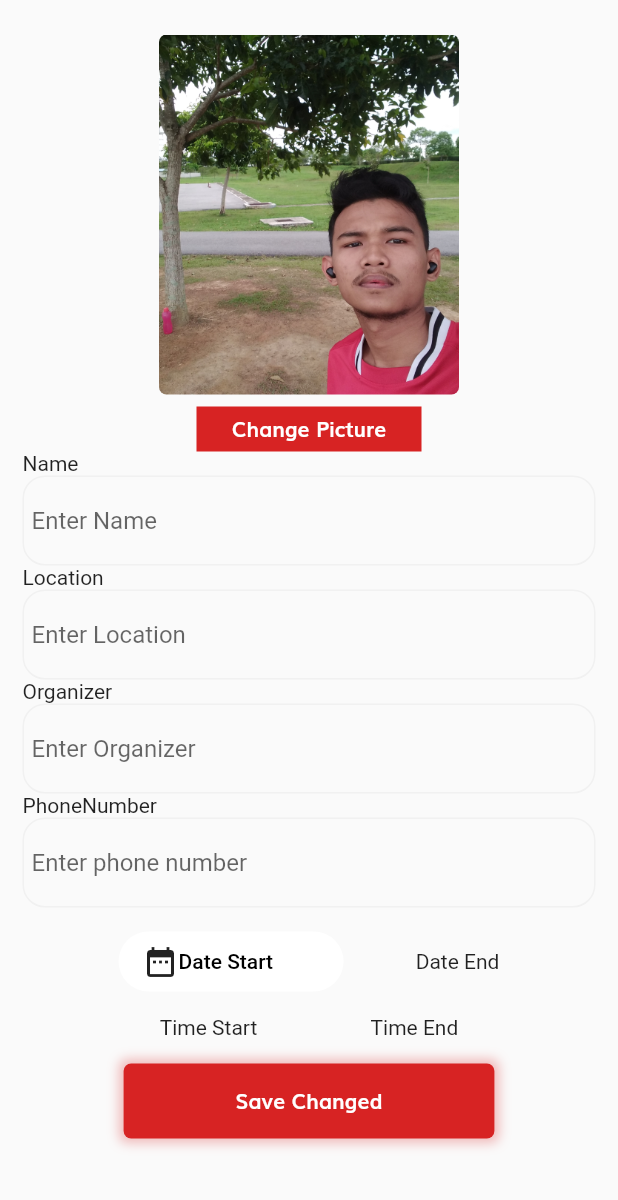
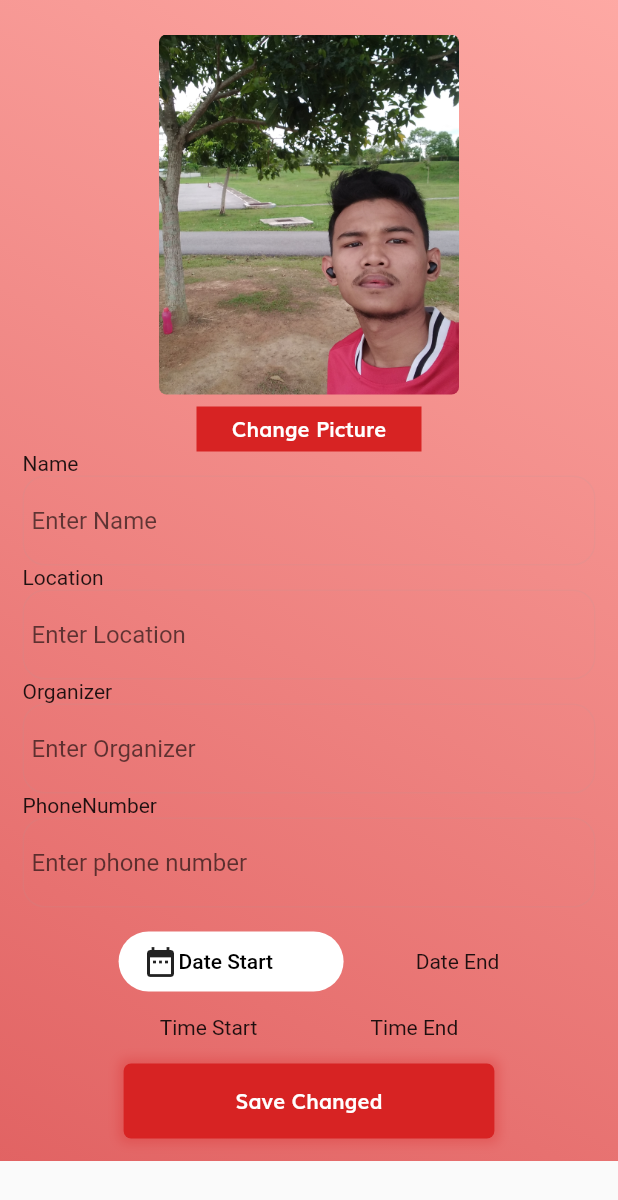
Before and after one commit to Firzan97/Blood-Donation-using-geolocation-and-rule-based-algorithm-, a Flutter app: the EditEvent screen opened directly, on a phone screen of 412 x 824 dp. Shown: the top 1200 px of the screen. Run offline on Flutter 3.47's test engine with Material 2 defaults, Android fonts, the phone set to English and light mode, and no system bars; our stand-ins replace curved_navigation_bar, firebase_messaging, flutter_datetime_picker, flutter_svg, font_awesome_flutter, geolocator and 8 more; missing offline and left inert: adhara_socket_io, geocoder; accounts and stored records are empty; generated files the repository leaves out were written again.

```diff
--- a/lib/event/edit_event.dart
+++ b/lib/event/edit_event.dart
@@ -22,6 +22,13 @@ class _EditEventState extends State<EditEvent> {
     Size size = MediaQuery.of(context).size;
     return Scaffold(
         body: Container(
+          decoration: BoxDecoration(
+            gradient: LinearGradient(
+                begin: Alignment.topRight,
+                end: Alignment.bottomLeft,
+                colors: [kGradient1.withOpacity(0.7), kGradient2.withOpacity(0.7)]),
+
+          ),
           child: SingleChildScrollView(
             child: Padding(
               padding: const EdgeInsets.all(15.0),
--- a/lib/profile/edit_profile.dart
+++ b/lib/profile/edit_profile.dart
@@ -55,7 +55,7 @@ class _EditProfileState extends State<EditProfile> {
       _image = File(pickedFile.path);
       tmpFile = _image;
       base64Image = base64Encode(tmpFile.readAsBytesSync());
-      uploadEndPoint = "http://192.168.1.10:8000/api/user/${user['_id']}";
+      uploadEndPoint = "http://laraveleasyblood-env.eba-kezjpqpc.ap-southeast-1.elasticbeanstalk.com/api/user/${user['_id']}";
     });
     print(base64Image);
   }
@@ -67,7 +67,7 @@ class _EditProfileState extends State<EditProfile> {
       _image = File(pickedFile.path);
       tmpFile = _image;
       base64Image = base64Encode(tmpFile.readAsBytesSync());
-      uploadEndPoint = "http://192.168.1.10:8000/api/user/${user['_id']}";
+      uploadEndPoint = "http://laraveleasyblood-env.eba-kezjpqpc.ap-southeast-1.elasticbeanstalk.com/api/user/${user['_id']}";
     });
     print(base64Image);
   }
@@ -121,7 +121,7 @@ class _EditProfileState extends State<EditProfile> {
     SharedPreferences localStorage = await SharedPreferences.getInstance();
     setState(() {
       user = jsonDecode(localStorage.getString("user"));
-      uploadEndPoint = "http://192.168.1.10:8000/api/user/${user['_id']}";
+      uploadEndPoint = "http://laraveleasyblood-env.eba-kezjpqpc.ap-southeast-1.elasticbeanstalk.com/api/user/${user['_id']}";
     });
   }
 
--- a/lib/request/blood_request.dart
+++ b/lib/request/blood_request.dart
@@ -690,6 +690,9 @@ class _BloodRequestState extends State<BloodRequest> {
             draggable: false,
             onTap: () {
               print("I m here");
+              print(user.email);
+              print(currentUser['email']);
+
             },
             position: LatLng(lat, lon)));
       }
```
Also changed, not shown: lib/home/home.dart (+19 -3 lines).
